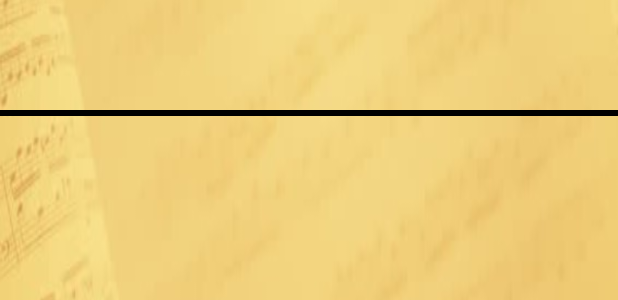
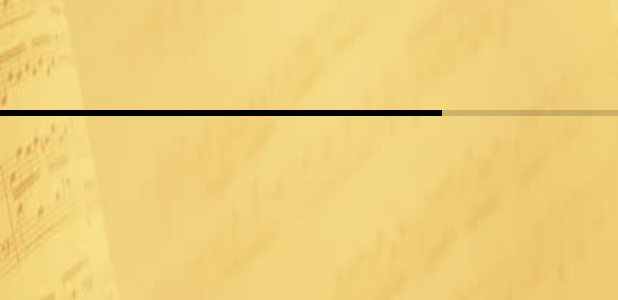
Before and after one commit to daria-drummer/MusicTheoryquiz, an Android app: the layout the_fifth_question.xml on its own in the app's theme, with its tools: preview values and no code run, on a phone screen of 412 x 824 dp. Shown: the part 707-1007 px from the top of the screen. Run offline under Robolectric (Android 15) with nearby library versions, the phone set to English and light mode, and no system bars.

Commit message:
bug fixed

```diff
--- a/app/src/main/res/layout/the_fifth_question.xml
+++ b/app/src/main/res/layout/the_fifth_question.xml
@@ -38,7 +38,7 @@
             android:layout_width="match_parent"
             android:layout_height="wrap_content"
             android:text="@string/major"
-            android:onClick="checkAndGoToTheResults"/>
+            android:onClick="checkAndGoToTheQuestion6"/>
 
         <RadioButton
             style="@style/RadioButtonText"
@@ -47,7 +47,7 @@
             android:layout_width="match_parent"
             android:layout_height="wrap_content"
             android:text="@string/natural_minor"
-            android:onClick="checkAndGoToTheResults"/>
+            android:onClick="checkAndGoToTheQuestion6"/>
 
         <RadioButton
             style="@style/RadioButtonText"
@@ -56,7 +56,7 @@
             android:layout_width="match_parent"
             android:layout_height="wrap_content"
             android:text="@string/harmonic_minor"
-            android:onClick="checkAndGoToTheResults"/>
+            android:onClick="checkAndGoToTheQuestion6"/>
 
         <RadioButton
             style="@style/RadioButtonText"
@@ -65,7 +65,7 @@
             android:layout_width="match_parent"
             android:layout_height="wrap_content"
             android:text="@string/melodic_minor"
-            android:onClick="checkAndGoToTheResults"/>
+            android:onClick="checkAndGoToTheQuestion6"/>
 
     </RadioGroup>
 
@@ -76,8 +76,8 @@
         style="?android:progressBarStyleHorizontal"
         android:layout_width="match_parent"
         android:layout_height="wrap_content"
-        android:max="100"
-        android:progress="100"
+        android:max="70"
+        android:progress="50"
         />
 
 
--- a/app/src/main/res/layout/the_first_question.xml
+++ b/app/src/main/res/layout/the_first_question.xml
@@ -7,6 +7,7 @@
     tools:context="com.example.android.musictheoryquiz.MainActivity"
     android:background="@drawable/notes_background"
     android:orientation="vertical"
+    android:id="@+id/first_question_layout"
     >
 
     <ImageView
@@ -76,8 +77,8 @@
         style="?android:progressBarStyleHorizontal"
         android:layout_width="match_parent"
         android:layout_height="wrap_content"
-        android:max="100"
-        android:progress="20"
+        android:max="70"
+        android:progress="10"
         />
 
 
--- a/app/src/main/res/layout/the_fourth_question.xml
+++ b/app/src/main/res/layout/the_fourth_question.xml
@@ -76,8 +76,8 @@
         style="?android:progressBarStyleHorizontal"
         android:layout_width="match_parent"
         android:layout_height="wrap_content"
-        android:max="100"
-        android:progress="80"
+        android:max="70"
+        android:progress="40"
         />
 
 
--- a/app/src/main/res/layout/the_second_question.xml
+++ b/app/src/main/res/layout/the_second_question.xml
@@ -76,8 +76,8 @@
         style="?android:progressBarStyleHorizontal"
         android:layout_width="match_parent"
         android:layout_height="wrap_content"
-        android:max="100"
-        android:progress="40"
+        android:max="70"
+        android:progress="20"
         />
 
 
--- a/app/src/main/res/layout/the_third_question.xml
+++ b/app/src/main/res/layout/the_third_question.xml
@@ -76,8 +76,8 @@
         style="?android:progressBarStyleHorizontal"
         android:layout_width="match_parent"
         android:layout_height="wrap_content"
-        android:max="100"
-        android:progress="60"
+        android:max="70"
+        android:progress="30"
         />
 
 
```
Also changed, not shown: app/src/main/java/com/example/android/musictheoryquiz/MainActivity.java (+49 -12 lines), app/src/main/res/values/strings.xml (+9 -0 lines), app/src/main/res/values/styles.xml (+9 -0 lines), app/src/main/res/drawable/imageedit_9_9060879036.png (deleted).
